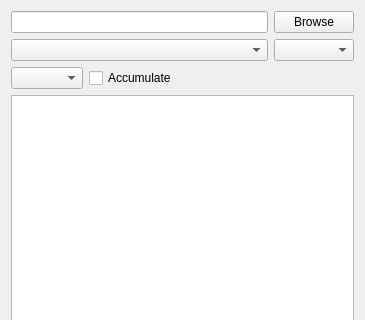
mantidproject/mantid, file qt/python/mantidqt/widgets/rawdataexplorer/rawdataexplorer.ui: the form before one commit; both pictures show x 0 to 365 and y 0 to 320 of the 365 by 709 pixel window.
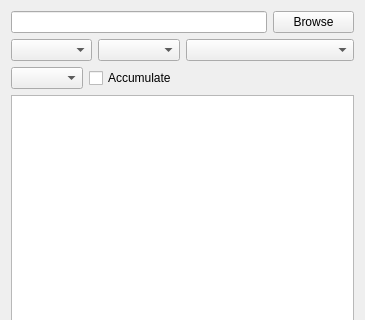
The form after the commit. Custom widgets are drawn as their Qt base class.

The edit to the form file:
```diff
--- a/qt/python/mantidqt/widgets/rawdataexplorer/rawdataexplorer.ui
+++ b/qt/python/mantidqt/widgets/rawdataexplorer/rawdataexplorer.ui
@@ -14,13 +14,26 @@
    <string>Form</string>
   </property>
   <layout class="QGridLayout" name="gridLayout">
-   <item row="2" column="0" rowspan="4" colspan="2">
-    <layout class="QHBoxLayout" name="selection_layout"/>
+   <item row="0" column="0" colspan="3">
+    <widget class="QLineEdit" name="repositoryPath"/>
+   </item>
+   <item row="0" column="3">
+    <widget class="QPushButton" name="browse">
+     <property name="text">
+      <string>Browse</string>
+     </property>
+    </widget>
    </item>
    <item row="1" column="0">
     <widget class="InstrumentSelector" name="instrumentSelector"/>
    </item>
-   <item row="13" column="0" colspan="2">
+   <item row="1" column="1">
+    <widget class="QComboBox" name="acquisitionType"/>
+   </item>
+   <item row="1" column="2" colspan="2">
+    <widget class="QComboBox" name="previewType"/>
+   </item>
+   <item row="3" column="0" colspan="4">
     <widget class="QTreeView" name="fileTree">
      <property name="sizePolicy">
       <sizepolicy hsizetype="Expanding" vsizetype="Expanding">
@@ -30,17 +43,7 @@
      </property>
     </widget>
    </item>
-   <item row="0" column="0">
-    <widget class="QLineEdit" name="repositoryPath"/>
-   </item>
-   <item row="0" column="1">
-    <widget class="QPushButton" name="browse">
-     <property name="text">
-      <string>Browse</string>
-     </property>
-    </widget>
-   </item>
-   <item row="12" column="0" colspan="2">
+   <item row="2" column="0" colspan="4">
     <layout class="QHBoxLayout" name="horizontalLayout_2">
      <item>
       <widget class="QComboBox" name="targetType"/>
@@ -67,9 +70,6 @@
      </item>
     </layout>
    </item>
-   <item row="1" column="1">
-    <widget class="QComboBox" name="previewType"/>
-   </item>
   </layout>
   <action name="actionBrowse">
    <property name="text">
```
